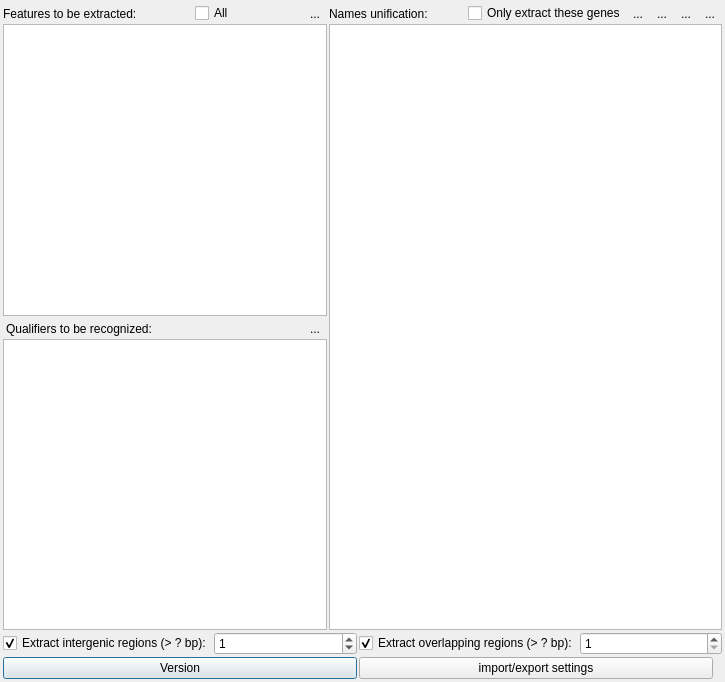
First picture: the form in PhyloSuite/uifiles/extract_setting.ui, repository dongzhang0725/PhyloSuite, before the edit.
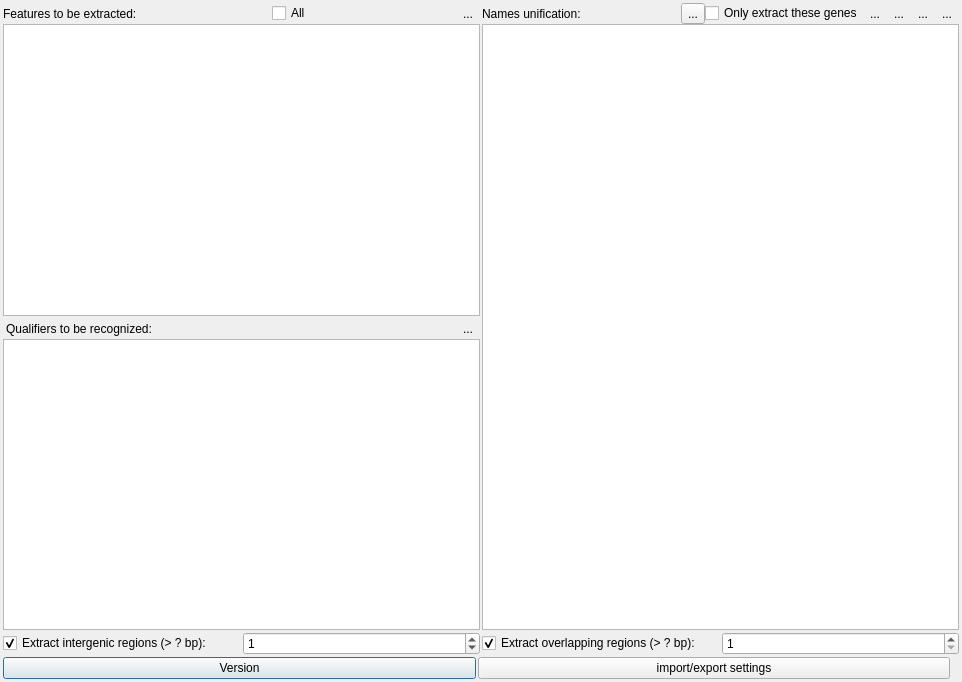
Second picture: the form after the edit. Icons and pictures are not drawn. Custom widgets are drawn as their Qt base class.

Diff of the .ui file:
```diff
--- a/PhyloSuite/uifiles/extract_setting.ui
+++ b/PhyloSuite/uifiles/extract_setting.ui
@@ -6,7 +6,7 @@
    <rect>
     <x>0</x>
     <y>0</y>
-    <width>725</width>
+    <width>962</width>
     <height>682</height>
    </rect>
   </property>
@@ -199,6 +199,20 @@
           </property>
          </spacer>
         </item>
+        <item>
+         <widget class="QToolButton" name="toolButton_7">
+          <property name="toolTip">
+           <string>Adjust size for table</string>
+          </property>
+          <property name="text">
+           <string>...</string>
+          </property>
+          <property name="icon">
+           <iconset resource="../myRes.qrc">
+            <normaloff>:/picture/resourses/settings-icon-flat_343252.png</normaloff>:/picture/resourses/settings-icon-flat_343252.png</iconset>
+          </property>
+         </widget>
+        </item>
         <item>
          <widget class="QCheckBox" name="checkBox">
           <property name="text">
```
Left out of the diff: 2 changed lines with no effect on the pictures.
